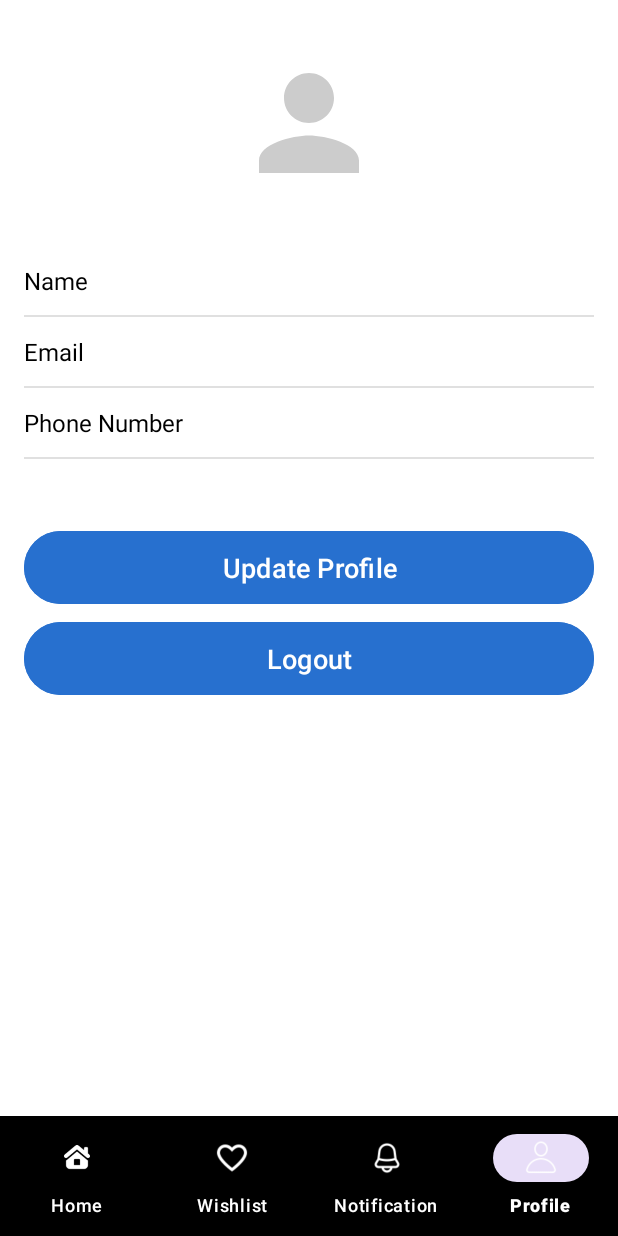
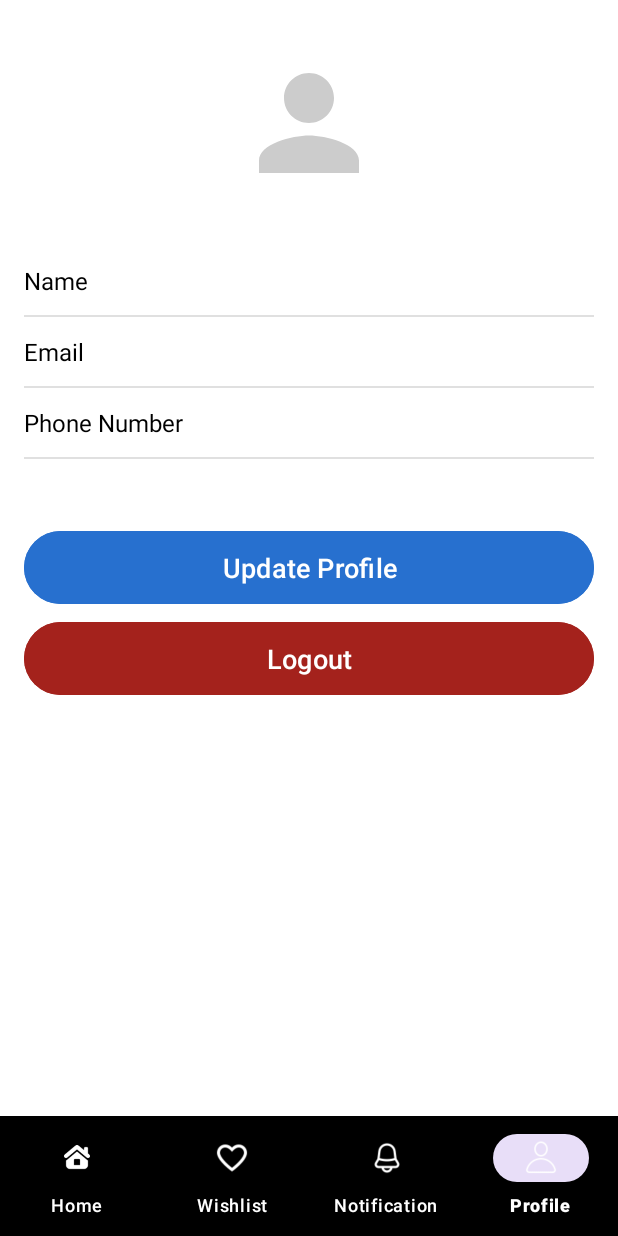
Before and after one commit to FizKw/Project-MAP, an Android app: the ProfileFragment screen opened through its navigation route, on a phone screen of 412 x 824 dp. Run offline under Robolectric (Android 15) with nearby library versions, the phone set to English and light mode, and no system bars; our stand-ins replace Firebase (no records; nobody signed in at launch, a user with empty details on screens opened directly), navigation-ui.

Commit message:
fix: minor fix for logout button color

```diff
--- a/app/src/main/res/layout/fragment_profile.xml
+++ b/app/src/main/res/layout/fragment_profile.xml
@@ -146,7 +146,7 @@
             android:padding="12dp"
             android:textSize="18sp"
             android:layout_marginTop="4dp"
-            android:backgroundTint="@color/aquamarine"
+            android:backgroundTint="@color/red"
             android:text="@string/logout_button"/>
     </LinearLayout>
 
--- a/app/src/main/res/values/colors.xml
+++ b/app/src/main/res/values/colors.xml
@@ -5,4 +5,5 @@
     <color name="blue">#2196F3</color>
     <color name="aquamarine">#2770CF</color>
     <color name="green">#4CAF50</color>
+    <color name="red">#A4221C</color>
 </resources>
```
